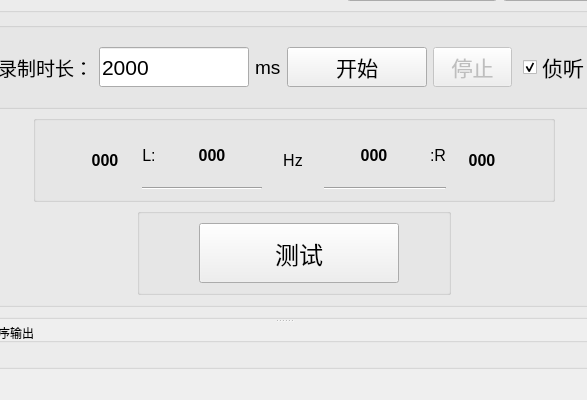
YeeeeRQ/SpeakerTest, file mainwindow.ui: the form before one commit; both pictures show x 106 to 693 and y 212 to 612 of the 897 by 612 pixel window.
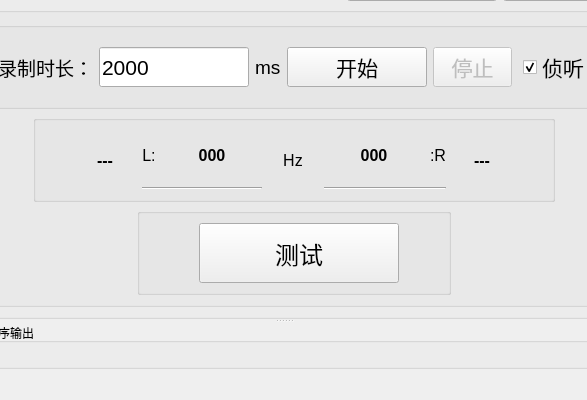
The form after the commit. Custom widgets are drawn as their Qt base class.

Diff of the .ui file:
```diff
--- a/mainwindow.ui
+++ b/mainwindow.ui
@@ -589,7 +589,7 @@
                              </font>
                             </property>
                             <property name="text">
-                             <string>000</string>
+                             <string>---</string>
                             </property>
                             <property name="alignment">
                              <set>Qt::AlignCenter</set>
@@ -766,7 +766,7 @@
                              </font>
                             </property>
                             <property name="text">
-                             <string>000</string>
+                             <string>---</string>
                             </property>
                             <property name="alignment">
                              <set>Qt::AlignCenter</set>
```
